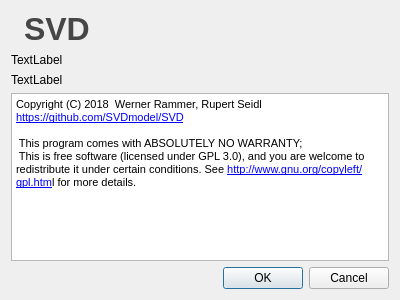
edfm-tum/SVD, file SVDModel/SVDUI/aboutdialog.ui: the form before one commit.
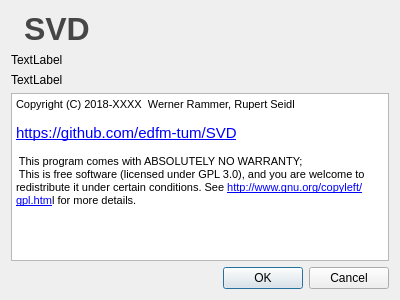
The form after the commit. Icons and pictures are not drawn.

Patch:
```diff
--- a/SVDModel/SVDUI/aboutdialog.ui
+++ b/SVDModel/SVDUI/aboutdialog.ui
@@ -106,16 +106,23 @@
    </item>
    <item>
     <widget class="QTextEdit" name="info">
+     <property name="readOnly">
+      <bool>true</bool>
+     </property>
      <property name="html">
       <string>&lt;!DOCTYPE HTML PUBLIC &quot;-//W3C//DTD HTML 4.0//EN&quot; &quot;http://www.w3.org/TR/REC-html40/strict.dtd&quot;&gt;
-&lt;html&gt;&lt;head&gt;&lt;meta name=&quot;qrichtext&quot; content=&quot;1&quot; /&gt;&lt;style type=&quot;text/css&quot;&gt;
+&lt;html&gt;&lt;head&gt;&lt;meta name=&quot;qrichtext&quot; content=&quot;1&quot; /&gt;&lt;meta charset=&quot;utf-8&quot; /&gt;&lt;style type=&quot;text/css&quot;&gt;
 p, li { white-space: pre-wrap; }
-&lt;/style&gt;&lt;/head&gt;&lt;body style=&quot; font-family:'MS Shell Dlg 2'; font-size:8.25pt; font-weight:400; font-style:normal;&quot;&gt;
-&lt;p style=&quot; margin-top:0px; margin-bottom:0px; margin-left:0px; margin-right:0px; -qt-block-indent:0; text-indent:0px;&quot;&gt;&lt;span style=&quot; font-size:8pt;&quot;&gt;Copyright (C) 2018  Werner Rammer, Rupert Seidl&lt;/span&gt;&lt;/p&gt;
-&lt;p style=&quot; margin-top:0px; margin-bottom:0px; margin-left:0px; margin-right:0px; -qt-block-indent:0; text-indent:0px;&quot;&gt;&lt;a href=&quot;http://iland.boku.ac.at&quot;&gt;&lt;span style=&quot; font-size:8pt; text-decoration: underline; color:#0000ff;&quot;&gt;https://github.com/SVDmodel/SVD&lt;/span&gt;&lt;/a&gt;&lt;/p&gt;
-&lt;p style=&quot;-qt-paragraph-type:empty; margin-top:0px; margin-bottom:0px; margin-left:0px; margin-right:0px; -qt-block-indent:0; text-indent:0px; font-size:8pt;&quot;&gt;&lt;br /&gt;&lt;/p&gt;
-&lt;p style=&quot; margin-top:0px; margin-bottom:0px; margin-left:0px; margin-right:0px; -qt-block-indent:0; text-indent:0px;&quot;&gt;&lt;span style=&quot; font-size:8pt;&quot;&gt; This program comes with ABSOLUTELY NO WARRANTY; &lt;/span&gt;&lt;/p&gt;
-&lt;p style=&quot; margin-top:0px; margin-bottom:0px; margin-left:0px; margin-right:0px; -qt-block-indent:0; text-indent:0px;&quot;&gt;&lt;span style=&quot; font-size:8pt;&quot;&gt; This is free software (licensed under GPL 3.0), and you are welcome to redistribute it under certain conditions. See &lt;/span&gt;&lt;a href=&quot;http://www.gnu.org/copyleft/gpl.htm&quot;&gt;&lt;span style=&quot; font-size:8pt; text-decoration: underline; color:#0000ff;&quot;&gt;http://www.gnu.org/copyleft/gpl.htm&lt;/span&gt;&lt;/a&gt;&lt;span style=&quot; font-size:8pt;&quot;&gt;l for more details.&lt;/span&gt;&lt;/p&gt;&lt;/body&gt;&lt;/html&gt;</string>
+hr { height: 1px; border-width: 0; }
+li.unchecked::marker { content: &quot;\2610&quot;; }
+li.checked::marker { content: &quot;\2612&quot;; }
+&lt;/style&gt;&lt;/head&gt;&lt;body style=&quot; font-family:'Ubuntu'; font-size:11pt; font-weight:400; font-style:normal;&quot;&gt;
+&lt;p style=&quot; margin-top:0px; margin-bottom:0px; margin-left:0px; margin-right:0px; -qt-block-indent:0; text-indent:0px;&quot;&gt;&lt;span style=&quot; font-family:'MS Shell Dlg 2'; font-size:8pt;&quot;&gt;Copyright (C) 2018-XXXX  Werner Rammer, Rupert Seidl&lt;/span&gt;&lt;/p&gt;
+&lt;p style=&quot;-qt-paragraph-type:empty; margin-top:0px; margin-bottom:0px; margin-left:0px; margin-right:0px; -qt-block-indent:0; text-indent:0px; font-family:'MS Shell Dlg 2'; font-size:8pt;&quot;&gt;&lt;br /&gt;&lt;/p&gt;
+&lt;p style=&quot; margin-top:0px; margin-bottom:0px; margin-left:0px; margin-right:0px; -qt-block-indent:0; text-indent:0px;&quot;&gt;&lt;a href=&quot;https://github.com/edfm-tum/SVD&quot;&gt;&lt;span style=&quot; text-decoration: underline; color:#0000ff;&quot;&gt;https://github.com/edfm-tum/SVD&lt;/span&gt;&lt;/a&gt;&lt;/p&gt;
+&lt;p style=&quot;-qt-paragraph-type:empty; margin-top:0px; margin-bottom:0px; margin-left:0px; margin-right:0px; -qt-block-indent:0; text-indent:0px; font-family:'MS Shell Dlg 2'; font-size:8pt;&quot;&gt;&lt;br /&gt;&lt;/p&gt;
+&lt;p style=&quot; margin-top:0px; margin-bottom:0px; margin-left:0px; margin-right:0px; -qt-block-indent:0; text-indent:0px;&quot;&gt;&lt;span style=&quot; font-family:'MS Shell Dlg 2'; font-size:8pt;&quot;&gt; This program comes with ABSOLUTELY NO WARRANTY; &lt;/span&gt;&lt;/p&gt;
+&lt;p style=&quot; margin-top:0px; margin-bottom:0px; margin-left:0px; margin-right:0px; -qt-block-indent:0; text-indent:0px;&quot;&gt;&lt;span style=&quot; font-family:'MS Shell Dlg 2'; font-size:8pt;&quot;&gt; This is free software (licensed under GPL 3.0), and you are welcome to redistribute it under certain conditions. See &lt;/span&gt;&lt;a href=&quot;http://www.gnu.org/copyleft/gpl.htm&quot;&gt;&lt;span style=&quot; font-family:'MS Shell Dlg 2'; font-size:8pt; text-decoration: underline; color:#0000ff;&quot;&gt;http://www.gnu.org/copyleft/gpl.htm&lt;/span&gt;&lt;/a&gt;&lt;span style=&quot; font-family:'MS Shell Dlg 2'; font-size:8pt;&quot;&gt;l for more details.&lt;/span&gt;&lt;/p&gt;&lt;/body&gt;&lt;/html&gt;</string>
      </property>
     </widget>
    </item>
```
Left out of the diff: 4 changed lines with no effect on the pictures.
